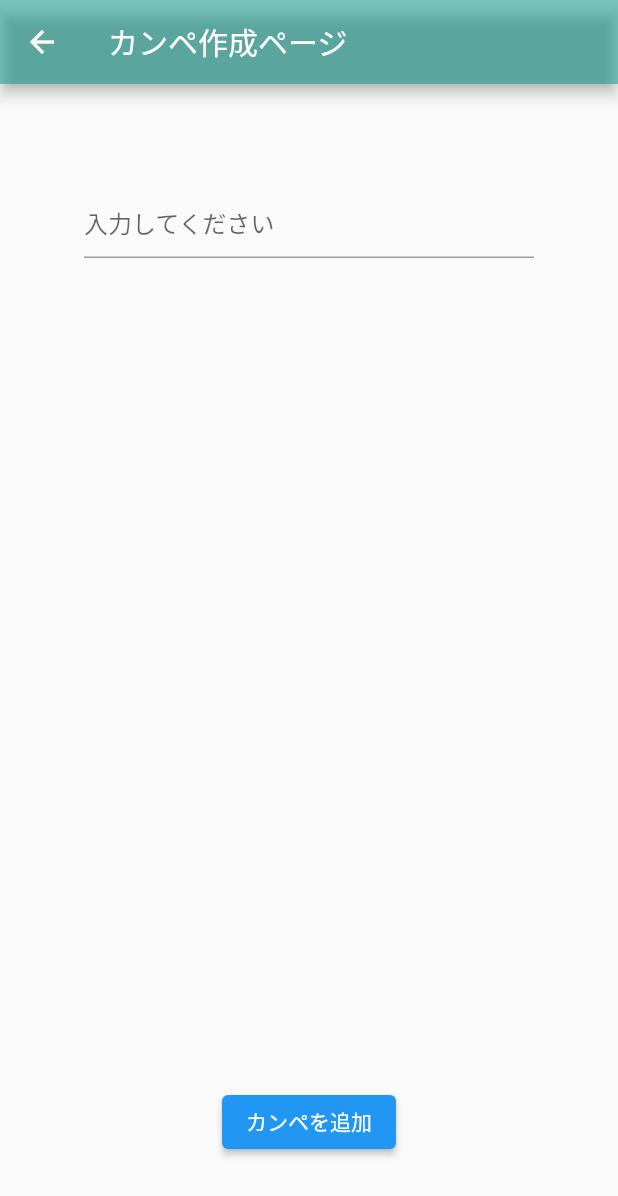
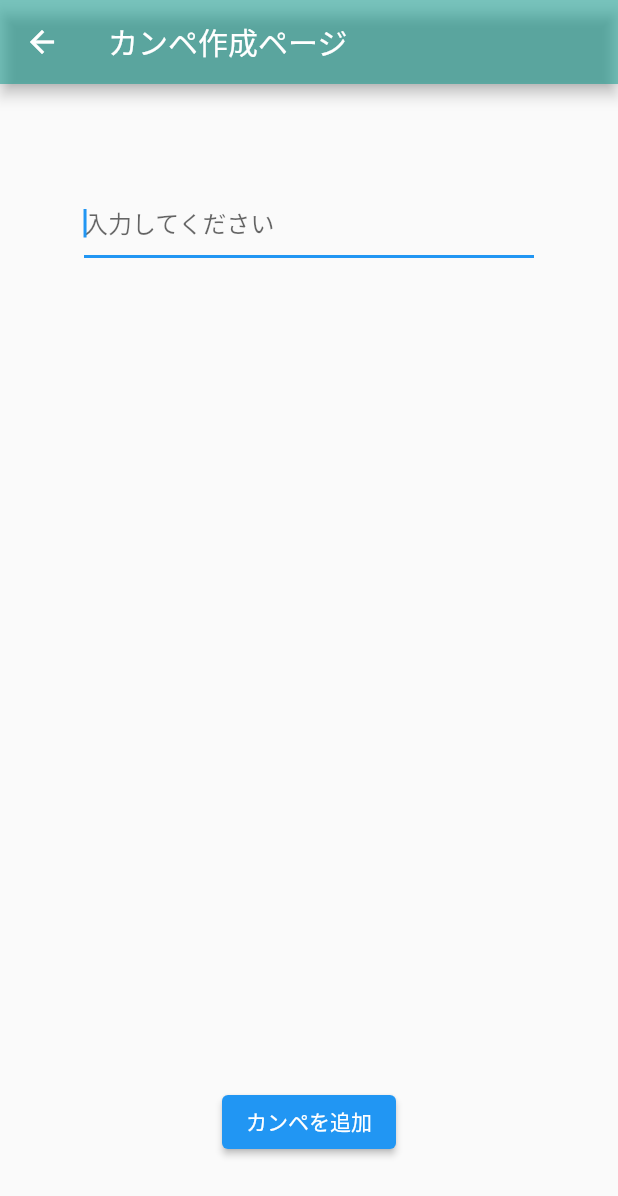
Before and after one commit to KonnoHaruto/campe_app, a Flutter app: the AddingPage screen opened directly, on a phone screen of 412 x 824 dp. Shown: the top 1196 px of the screen. Run offline on Flutter 3.47's test engine with Material 2 defaults, Android fonts, the light colour scheme and no system bars; our stand-ins replace flutter_riverpod, font_awesome_flutter, freezed_annotation.

Commit message:
自動フォーカスを追加

```diff
--- a/lib/view/adding_page.dart
+++ b/lib/view/adding_page.dart
@@ -28,6 +28,7 @@ class AddingPage extends ConsumerWidget {
                 decoration: const InputDecoration(
                   hintText: "入力してください",
                 ),
+                autofocus: true, //ページ遷移時に自動フォーカス
                 maxLines: null,
                 textAlign: TextAlign.left,
               ),
```
